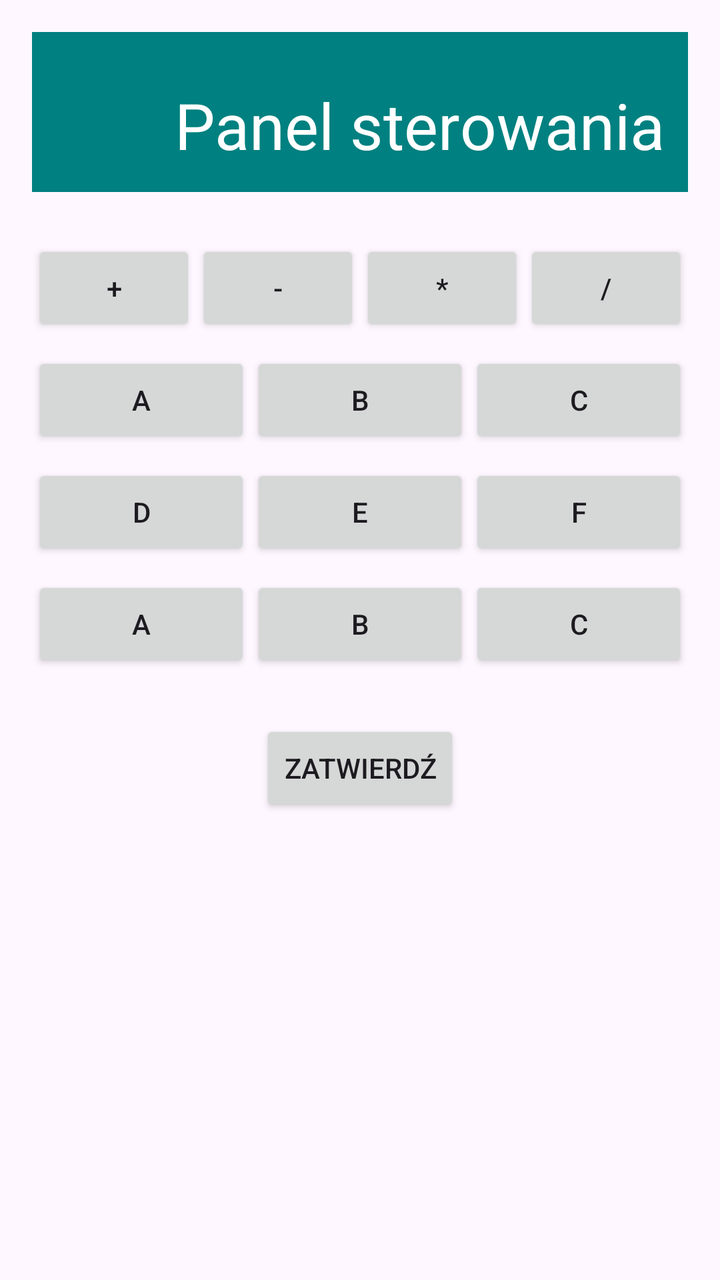
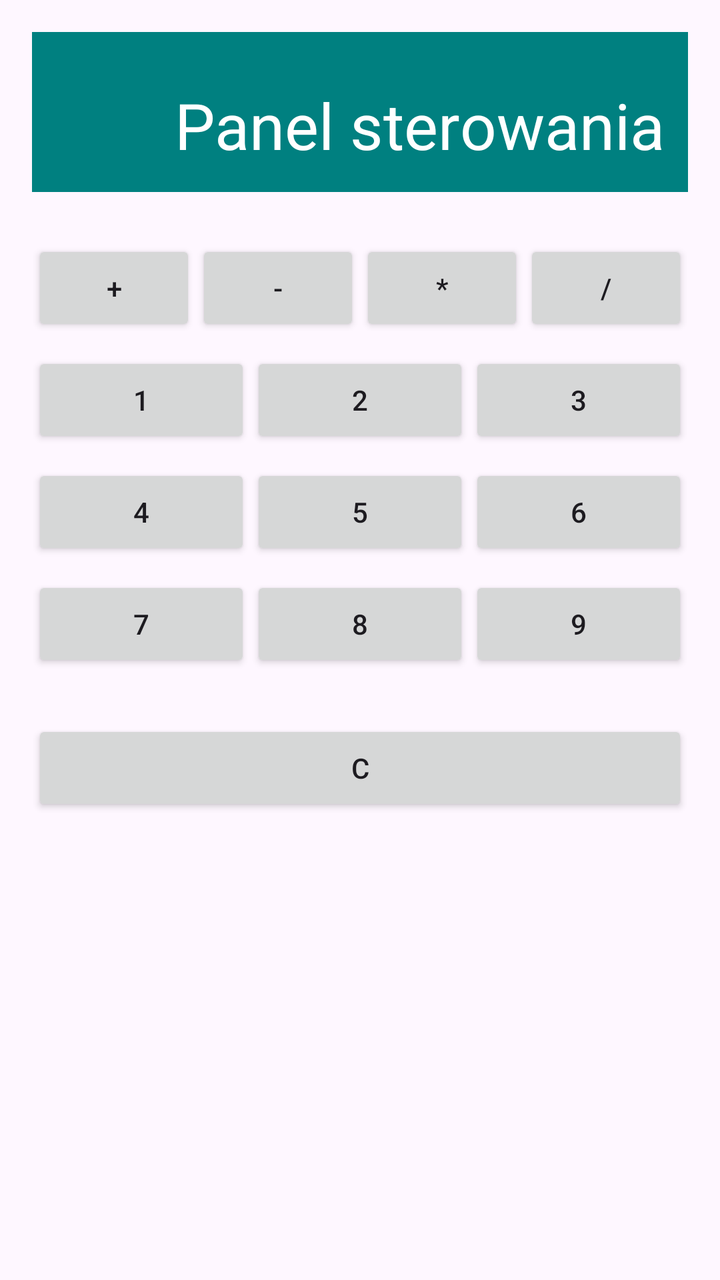

Compare the two renders of this Android layout. The source of the first and the diff that turns it into the second are given below.
<!-- AndroidManifest.xml: application theme Theme.Zadanko2_2809 -->
<!-- res/layout/activity_main.xml -->
<?xml version="1.0" encoding="utf-8"?>
<LinearLayout xmlns:android="http://schemas.android.com/apk/res/android"
    xmlns:tools="http://schemas.android.com/tools"
    android:id="@+id/main"
    android:layout_width="match_parent"
    android:layout_height="match_parent"
    android:orientation="vertical"
    android:padding="16dp"
    tools:context=".MainActivity">

    <TextView
        android:id="@+id/tvTitle"
        android:layout_width="match_parent"
        android:layout_height="80dp"
        android:background="#008080"
        android:gravity="bottom|right"
        android:padding="12dp"
        android:text="Panel sterowania"
        android:textColor="#FFFFFF"
        android:textSize="32sp" />

    <LinearLayout
        android:id="@+id/rowTop"
        android:layout_width="match_parent"
        android:layout_height="wrap_content"
        android:layout_marginTop="16dp"
        android:orientation="vertical">

        <LinearLayout
            android:id="@+id/rowTop"
            android:layout_width="match_parent"
            android:layout_height="wrap_content"
            android:layout_marginTop="8dp"
            android:orientation="horizontal">

            <Button
                android:id="@+id/btnA"
                android:layout_width="0dp"
                android:layout_height="wrap_content"
                android:layout_weight="1"
                android:text="+" />

            <Button
                android:id="@+id/btnB"
                android:layout_width="0dp"
                android:layout_height="wrap_content"
                android:layout_weight="1"
                android:text="-" />

            <Button
                android:id="@+id/btnC"
                android:layout_width="0dp"
                android:layout_height="wrap_content"
                android:layout_weight="1"
                android:text="*" />
            <Button
                android:id="@+id/btnC"
                android:layout_width="0dp"
                android:layout_height="wrap_content"
                android:layout_weight="1"
                android:text="/" />
        </LinearLayout>

        <LinearLayout
            android:id="@+id/rowTop"
            android:layout_width="match_parent"
            android:layout_height="wrap_content"
            android:layout_marginTop="8dp"
            android:orientation="horizontal">

            <Button
                android:id="@+id/btnA"
                android:layout_width="0dp"
                android:layout_height="wrap_content"
                android:layout_weight="1"
                android:text="A" />

            <Button
                android:id="@+id/btnB"
                android:layout_width="0dp"
                android:layout_height="wrap_content"
                android:layout_weight="1"
                android:text="B" />

            <Button
                android:id="@+id/btnC"
                android:layout_width="0dp"
                android:layout_height="wrap_content"
                android:layout_weight="1"
                android:text="C" />
        </LinearLayout>

        <LinearLayout
            android:id="@+id/rowBottom"
            android:layout_width="match_parent"
            android:layout_height="wrap_content"
            android:layout_marginTop="8dp"
            android:orientation="horizontal">

            <Button
                android:id="@+id/btnD"
                android:layout_width="0dp"
                android:layout_height="wrap_content"
                android:layout_weight="1"
                android:text="D" />

            <Button
                android:id="@+id/btnE"
                android:layout_width="0dp"
                android:layout_height="wrap_content"
                android:layout_weight="1"
                android:text="E" />

            <Button
                android:id="@+id/btnF"
                android:layout_width="0dp"
                android:layout_height="wrap_content"
                android:layout_weight="1"
                android:text="F" />
        </LinearLayout>
        <LinearLayout
            android:id="@+id/rowTop"
            android:layout_width="match_parent"
            android:layout_height="wrap_content"
            android:layout_marginTop="8dp"
            android:orientation="horizontal">

            <Button
                android:id="@+id/btnA"
                android:layout_width="0dp"
                android:layout_height="wrap_content"
                android:layout_weight="1"
                android:text="A" />

            <Button
                android:id="@+id/btnB"
                android:layout_width="0dp"
                android:layout_height="wrap_content"
                android:layout_weight="1"
                android:text="B" />

            <Button
                android:id="@+id/btnC"
                android:layout_width="0dp"
                android:layout_height="wrap_content"
                android:layout_weight="1"
                android:text="C" />
        </LinearLayout>
    </LinearLayout>

    <Button
        android:id="@+id/btnConfirm"
        android:layout_width="wrap_content"
        android:layout_height="wrap_content"
        android:layout_gravity="center_horizontal"
        android:layout_marginTop="24dp"
        android:text="Zatwierdź" />

</LinearLayout>
<!-- resources referenced by this layout -->
<resources>
  <style name="Theme.Zadanko2_2809" parent="Base.Theme.Zadanko2_2809" />
  <style name="Base.Theme.Zadanko2_2809" parent="Theme.Material3.DayNight.NoActionBar">
          
          
      </style>
</resources>

<!-- the commit's change to res/layout/activity_main.xml (unified diff, before → after) -->
@@ -73,21 +73,21 @@
                 android:layout_width="0dp"
                 android:layout_height="wrap_content"
                 android:layout_weight="1"
-                android:text="A" />
+                android:text="1" />
 
             <Button
                 android:id="@+id/btnB"
                 android:layout_width="0dp"
                 android:layout_height="wrap_content"
                 android:layout_weight="1"
-                android:text="B" />
+                android:text="2" />
 
             <Button
                 android:id="@+id/btnC"
                 android:layout_width="0dp"
                 android:layout_height="wrap_content"
                 android:layout_weight="1"
-                android:text="C" />
+                android:text="3" />
         </LinearLayout>
 
         <LinearLayout
@@ -102,21 +102,21 @@
                 android:layout_width="0dp"
                 android:layout_height="wrap_content"
                 android:layout_weight="1"
-                android:text="D" />
+                android:text="4" />
 
             <Button
                 android:id="@+id/btnE"
                 android:layout_width="0dp"
                 android:layout_height="wrap_content"
                 android:layout_weight="1"
-                android:text="E" />
+                android:text="5" />
 
             <Button
                 android:id="@+id/btnF"
                 android:layout_width="0dp"
                 android:layout_height="wrap_content"
                 android:layout_weight="1"
-                android:text="F" />
+                android:text="6" />
         </LinearLayout>
         <LinearLayout
             android:id="@+id/rowTop"
@@ -130,30 +130,30 @@
                 android:layout_width="0dp"
                 android:layout_height="wrap_content"
                 android:layout_weight="1"
-                android:text="A" />
+                android:text="7" />
 
             <Button
                 android:id="@+id/btnB"
                 android:layout_width="0dp"
                 android:layout_height="wrap_content"
                 android:layout_weight="1"
-                android:text="B" />
+                android:text="8" />
 
             <Button
                 android:id="@+id/btnC"
                 android:layout_width="0dp"
                 android:layout_height="wrap_content"
                 android:layout_weight="1"
-                android:text="C" />
+                android:text="9" />
         </LinearLayout>
     </LinearLayout>
 
     <Button
         android:id="@+id/btnConfirm"
-        android:layout_width="wrap_content"
+        android:layout_width="match_parent"
         android:layout_height="wrap_content"
         android:layout_gravity="center_horizontal"
         android:layout_marginTop="24dp"
-        android:text="Zatwierdź" />
+        android:text="C" />
 
 </LinearLayout>
